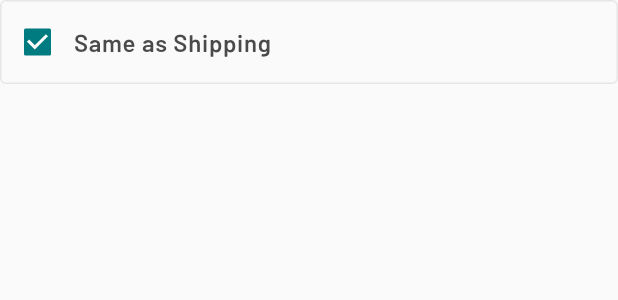
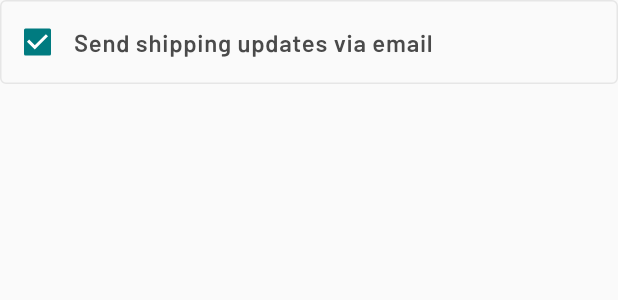
Before and after one commit to gskinnerTeam/flutter_vignettes, a Flutter app: the CheckBoxInput widget shown alone on an empty page, opened directly, on a phone screen of 412 x 824 dp. Shown: the top 300 px of the screen. Run offline on Flutter 3.47's test engine with Material 2 defaults, Android fonts, the phone set to English and light mode, and no system bars; our stand-ins replace flare_flutter, flutter_masked_text, font_awesome_flutter, outline_material_icons; missing offline and left inert: flare_dart; project files that could hold a hidden picture were left out.

Commit message:
Checkbox now toggles and untoggles, label updated

```diff
--- a/vignettes/plant_forms/lib/form_inputs/checkbox_input.dart
+++ b/vignettes/plant_forms/lib/form_inputs/checkbox_input.dart
@@ -2,10 +2,19 @@ import 'package:flutter/material.dart';
 
 import '../styles.dart';
 
-class CheckBoxInput extends StatelessWidget {
+class CheckBoxInput extends StatefulWidget {
   final String label;
+  final Function onChange;
 
-  const CheckBoxInput({Key key, this.label}) : super(key: key);
+  const CheckBoxInput({Key key, this.label, this.onChange}) : super(key: key);
+
+  @override
+  _CheckBoxInputState createState() => _CheckBoxInputState();
+}
+
+class _CheckBoxInputState extends State<CheckBoxInput> {
+  bool _value = true;
+
   @override
   Widget build(BuildContext context) {
     return Container(
@@ -18,12 +27,18 @@ class CheckBoxInput extends StatelessWidget {
         children: <Widget>[
           Checkbox(
             activeColor: Styles.secondaryColor,
-            onChanged: (bool value) {},
-            value: true,
+            onChanged: _handleChange,
+            value: _value,
           ),
-          Text(label, style: Styles.inputLabel),
+          Text(widget.label, style: Styles.inputLabel),
         ],
       ),
     );
   }
+
+  void _handleChange(bool value){
+    setState(() {
+      _value = value;
+    });
+  }
 }
--- a/vignettes/plant_forms/lib/form_inputs/credit_card_input.dart
+++ b/vignettes/plant_forms/lib/form_inputs/credit_card_input.dart
@@ -174,7 +174,7 @@ class _CreditCardInfoInputState extends State<CreditCardInfoInput> {
       case CreditCardInputType.expirationDate:
         _textController.updateMask('00/00');
         _textController.beforeChange = (String previous, String next) {
-          return next.length < 5;
+          return next.length <= 5;
         };
         break;
       case CreditCardInputType.securityCode:
--- a/vignettes/plant_forms/lib/plant_form_payment.dart
+++ b/vignettes/plant_forms/lib/plant_form_payment.dart
@@ -82,8 +82,8 @@ class _PlantFormPaymentState extends State<PlantFormPayment> with FormMixin {
             ),
           ],
         ),
-        FormSectionTitle('Billing Address'),
-        CheckBoxInput(label: 'Same as Shipping'),
+        FormSectionTitle('Shipping Notifications'),
+        CheckBoxInput(label: 'Send shipping updates via email'),
         _buildSubmitButton()
       ],
     );
```
